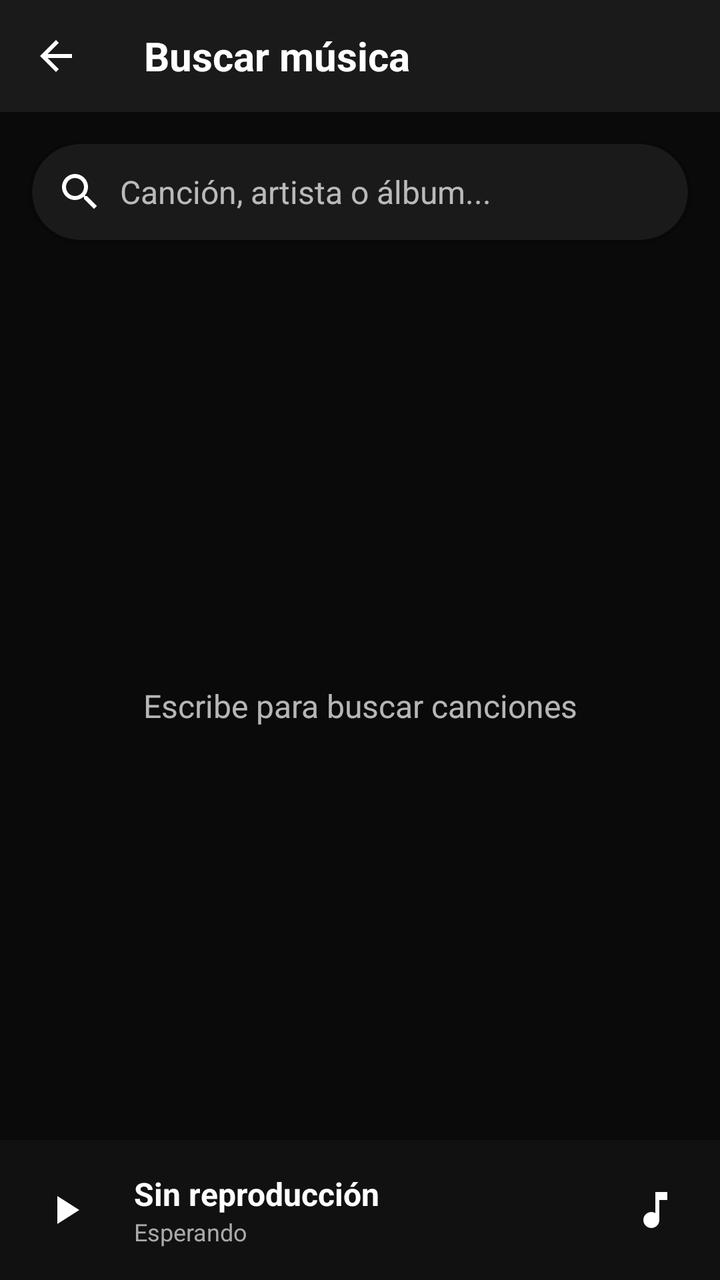
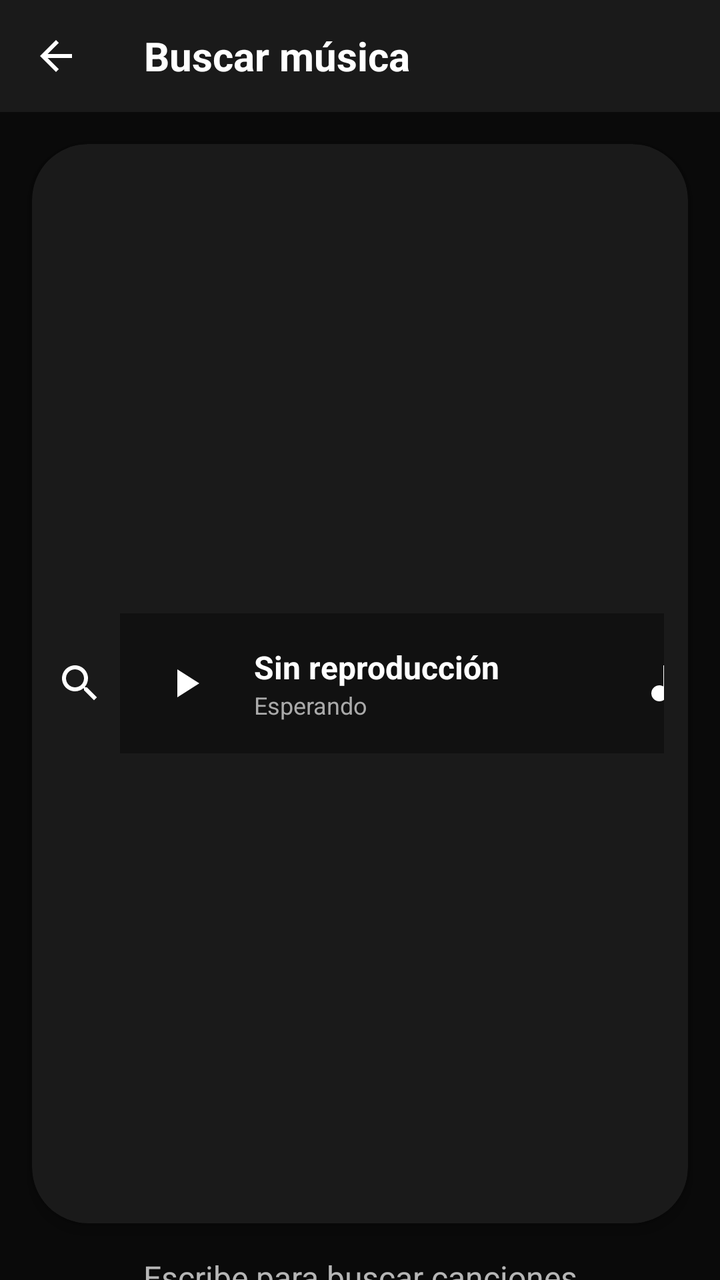

Compare the two renders of this Android layout. The source of the first and the diff that turns it into the second are given below.
<!-- AndroidManifest.xml: activity theme Theme.Music1 -->
<!-- res/layout/activity_busqueda_musica.xml -->
<?xml version="1.0" encoding="utf-8"?>
<LinearLayout xmlns:android="http://schemas.android.com/apk/res/android"
    xmlns:app="http://schemas.android.com/apk/res-auto"
    android:layout_width="match_parent"
    android:layout_height="match_parent"
    android:orientation="vertical"
    android:background="@color/fondo_principal">

    
    <com.google.android.material.appbar.MaterialToolbar
        android:id="@+id/toolbar"
        android:layout_width="match_parent"
        android:layout_height="?attr/actionBarSize"
        android:background="@color/fondo_secundario"
        app:navigationIcon="@drawable/ic_arrow_back"
        app:title="Buscar música"
        app:titleTextColor="@color/texto_primario"
        app:titleTextAppearance="@style/Text.H3" />

    
    <com.google.android.material.card.MaterialCardView
        android:layout_width="match_parent"
        android:layout_height="wrap_content"
        android:layout_margin="16dp"
        app:cardCornerRadius="28dp"
        app:cardElevation="4dp"
        app:cardBackgroundColor="@color/fondo_secundario">

        <LinearLayout
            android:layout_width="match_parent"
            android:layout_height="wrap_content"
            android:orientation="horizontal"
            android:padding="12dp"
            android:gravity="center_vertical">

            <ImageView
                android:layout_width="24dp"
                android:layout_height="24dp"
                android:src="@drawable/ic_search"
                android:tint="@color/texto_secundario"
                android:layout_marginEnd="8dp" />

            <EditText
                android:id="@+id/etBuscar"
                android:layout_width="0dp"
                android:layout_height="wrap_content"
                android:layout_weight="1"
                android:hint="Canción, artista o álbum..."
                android:background="@null"
                android:textColorHint="@color/texto_secundario"
                android:textColor="@color/texto_primario"
                android:textSize="16sp"
                android:maxLines="1" />

            <ImageView
                android:id="@+id/ivClear"
                android:layout_width="24dp"
                android:layout_height="24dp"
                android:src="@drawable/ic_close"
                android:tint="@color/texto_secundario"
                android:visibility="gone"
                android:padding="4dp" />
        </LinearLayout>
    </com.google.android.material.card.MaterialCardView>

    
    <FrameLayout
        android:layout_width="match_parent"
        android:layout_height="0dp"
        android:layout_weight="1">

        <ProgressBar
            android:id="@+id/progressBar"
            android:layout_width="48dp"
            android:layout_height="48dp"
            android:layout_gravity="center"
            android:indeterminate="true"
            android:progressTint="@color/accento_principal"
            android:visibility="gone" />

        <TextView
            android:id="@+id/tvEmpty"
            android:layout_width="match_parent"
            android:layout_height="match_parent"
            android:gravity="center"
            android:text="Escribe para buscar canciones"
            android:textColor="@color/texto_secundario"
            android:textSize="16sp"
            android:visibility="visible" />

        <androidx.recyclerview.widget.RecyclerView
            android:id="@+id/recyclerView"
            android:layout_width="match_parent"
            android:layout_height="match_parent"
            android:visibility="gone"
            android:paddingBottom="80dp" />
    </FrameLayout>
    <include layout="@layout/layout_miniplayer" />

</LinearLayout>
<!-- res/layout/layout_miniplayer.xml (included above) -->
<?xml version="1.0" encoding="utf-8"?>
<LinearLayout xmlns:android="http://schemas.android.com/apk/res/android"
    android:id="@+id/miniPlayer"
    android:layout_width="match_parent"
    android:layout_height="70dp"
    android:layout_alignParentBottom="true"
    android:background="#111111"
    android:orientation="horizontal"
    android:padding="10dp"
    android:gravity="center_vertical">

    <ImageButton
        android:id="@+id/btnMiniPlay"
        android:layout_width="45dp"
        android:layout_height="45dp"
        android:background="@android:color/transparent"
        android:src="@drawable/ic_play"
        android:tint="@android:color/white" />

    <LinearLayout
        android:layout_width="0dp"
        android:layout_height="wrap_content"
        android:layout_weight="1"
        android:orientation="vertical"
        android:paddingStart="12dp">

        <TextView
            android:id="@+id/txtMiniTitulo"
            android:layout_width="wrap_content"
            android:layout_height="wrap_content"
            android:text="Sin reproducción"
            android:textColor="@android:color/white"
            android:textSize="16sp"
            android:textStyle="bold" />

        <TextView
            android:id="@+id/txtMiniEstado"
            android:layout_width="wrap_content"
            android:layout_height="wrap_content"
            android:text="Esperando"
            android:textColor="#AAAAAA"
            android:textSize="12sp" />

    </LinearLayout>

    <ImageButton
        android:id="@+id/btnAbrirPlayer"
        android:layout_width="45dp"
        android:layout_height="45dp"
        android:background="@android:color/transparent"
        android:src="@drawable/ic_music_note"
        android:tint="@android:color/white" />

</LinearLayout>
<!-- resources referenced by this layout -->
<resources>
  <color name="accento_principal">#BB86FC</color>
  <color name="fondo_principal">#0A0A0A</color>
  <color name="fondo_secundario">#1A1A1A</color>
  <color name="texto_primario">#FFFFFF</color>
  <color name="texto_secundario">#B3FFFFFF</color>
  <!-- drawable ic_arrow_back (drawable) -->
  <vector xmlns:android="http://schemas.android.com/apk/res/android"
      android:width="24dp"
      android:height="24dp"
      android:viewportWidth="24"
      android:viewportHeight="24">
      <path
          android:fillColor="#FFFFFF"
          android:pathData="M20,11H7.83l5.59,-5.59L12,4l-8,8 8,8 1.41,-1.41L7.83,13H20v-2z"/>
  </vector>
  <!-- drawable ic_close (drawable) -->
  <?xml version="1.0" encoding="utf-8"?>
  <vector xmlns:android="http://schemas.android.com/apk/res/android"
      android:width="24dp"
      android:height="24dp"
      android:viewportWidth="24"
      android:viewportHeight="24">
      <path
          android:fillColor="#FFFFFF"
          android:pathData="M19,6.41L17.59,5 12,10.59 6.41,5 5,6.41 10.59,12 5,17.59 6.41,19 12,13.41 17.59,19 19,17.59 13.41,12z"/>
  </vector>
  <!-- drawable ic_music_note (drawable) -->
  <?xml version="1.0" encoding="utf-8"?>
  <vector xmlns:android="http://schemas.android.com/apk/res/android"
      android:width="24dp"
      android:height="24dp"
      android:viewportWidth="24"
      android:viewportHeight="24">
      <path
          android:fillColor="#FFFFFFFF"
          android:pathData="M12,3v10.55c-0.59,-0.34 -1.27,-0.55 -2,-0.55 -2.21,0 -4,1.79 -4,4s1.79,4 4,4 4,-1.79 4,-4V7h4V3h-6z"/>
  </vector>
  <!-- drawable ic_play (drawable) -->
  <?xml version="1.0" encoding="utf-8"?>
  <vector xmlns:android="http://schemas.android.com/apk/res/android"
      android:width="24dp"
      android:height="24dp"
      android:viewportWidth="24"
      android:viewportHeight="24">
      <path
          android:fillColor="#FFFFFF"
          android:pathData="M8,5v14l11,-7z"/>
  </vector>
  <!-- drawable ic_search (drawable) -->
  <?xml version="1.0" encoding="utf-8"?>
  <vector xmlns:android="http://schemas.android.com/apk/res/android"
      android:width="24dp"
      android:height="24dp"
      android:viewportWidth="24"
      android:viewportHeight="24">
      <path
          android:fillColor="#FFFFFFFF"
          android:pathData="M15.5,14h-0.79l-0.28,-0.27C15.41,12.59 16,11.11 16,9.5 16,5.91 13.09,3 9.5,3S3,5.91 3,9.5 5.91,16 9.5,16c1.61,0 3.09,-0.59 4.23,-1.57l0.27,0.28v0.79l5,4.99L20.49,19l-4.99,-5zM9.5,14C7.01,14 5,11.99 5,9.5S7.01,5 9.5,5 14,7.01 14,9.5 11.99,14 9.5,14z"/>
  </vector>
  <style name="Text.H3" parent="TextAppearance.AppCompat">
          <item name="android:textSize">20sp</item>
          <item name="android:textStyle">bold</item>
          <item name="android:textColor">@color/texto_primario</item>
      </style>
  <style name="Theme.Music1" parent="Theme.MaterialComponents.DayNight.NoActionBar">
          <item name="colorPrimary">@color/accento_principal</item>
          <item name="colorPrimaryDark">@color/azul_profundo</item>
          <item name="colorAccent">@color/destello_play</item>
          <item name="android:windowBackground">@color/fondo_principal</item>
          <item name="android:colorBackground">@color/fondo_principal</item>
          <item name="android:textColorPrimary">@color/texto_primario</item>
          <item name="android:textColorSecondary">@color/texto_secundario</item>
          <item name="android:statusBarColor">@color/fondo_principal</item>
      </style>
  <color name="azul_profundo">#0A1929</color>
  <color name="destello_play">#03DAC6</color>
</resources>

<!-- the commit's change to res/layout/activity_busqueda_musica.xml (unified diff, before → after) -->
@@ -60,7 +60,8 @@
                 android:tint="@color/texto_secundario"
                 android:visibility="gone"
                 android:padding="4dp" />
-        </LinearLayout>
+            <include layout="@layout/layout_miniplayer" />
+</LinearLayout>
     </com.google.android.material.card.MaterialCardView>
 
     
@@ -92,10 +93,8 @@
             android:id="@+id/recyclerView"
             android:layout_width="match_parent"
             android:layout_height="match_parent"
-            android:visibility="gone"
-            android:paddingBottom="80dp" />
+            android:visibility="gone" />
     </FrameLayout>
-    <include layout="@layout/layout_miniplayer" />
 
 </LinearLayout>
 <!-- res/layout/layout_miniplayer.xml (included above) -->
@@ -104,7 +103,6 @@
     android:id="@+id/miniPlayer"
     android:layout_width="match_parent"
     android:layout_height="70dp"
-    android:layout_alignParentBottom="true"
     android:background="#111111"
     android:orientation="horizontal"
     android:padding="10dp"
